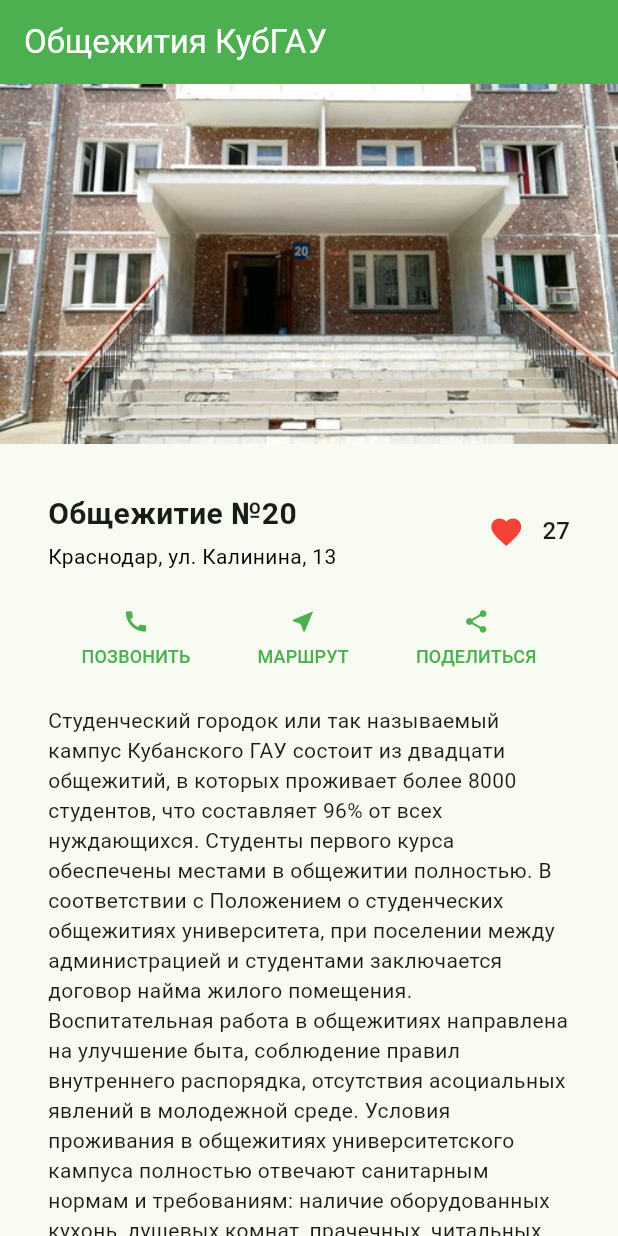
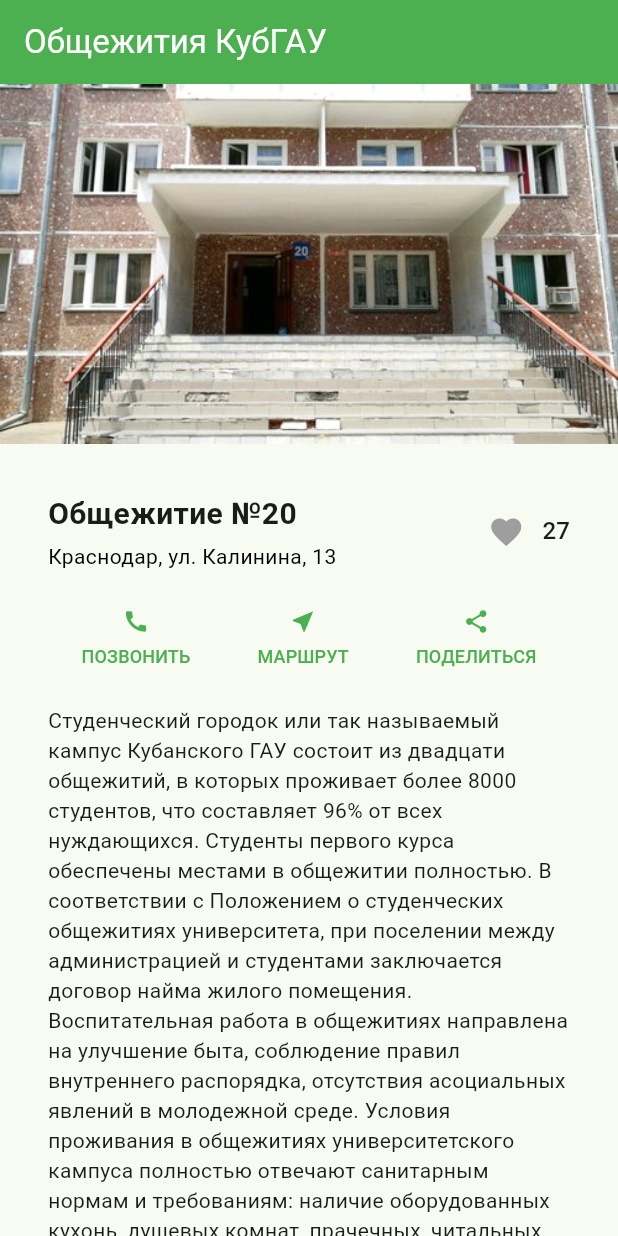
Before and after one commit to GrigorevNikOfficial/PI2302_Grigorev, a Flutter app: the screen it shows after launch, on a phone screen of 412 x 824 dp. Run offline on Flutter 3.47's test engine with Material 3 defaults, Android fonts, the phone set to English and light mode, and no system bars; our stand-ins replace share_plus.

Commit message:
фикс лайка

```diff
--- a/lab_4/lib/main.dart
+++ b/lab_4/lib/main.dart
@@ -13,7 +13,9 @@
   Widget build(BuildContext context) {
     return MaterialApp(
       title: 'Общежития КубГАУ',
-      theme: ThemeData(colorScheme: .fromSeed(seedColor: Colors.green)),
+      theme: ThemeData(
+        colorScheme: ColorScheme.fromSeed(seedColor: Colors.green),
+      ),
       home: const MyHomePage(title: 'Общежития КубГАУ'),
     );
   }
@@ -116,7 +118,10 @@
                         ),
                         IconButton(
                           onPressed: _incrementCounter,
-                          icon: const Icon(Icons.favorite, color: Colors.red),
+                          icon: Icon(
+                            Icons.favorite,
+                            color: _isLiked ? Colors.red : Colors.grey,
+                          ),
                           tooltip: 'Лайк',
                         ),
                         Text(
```
